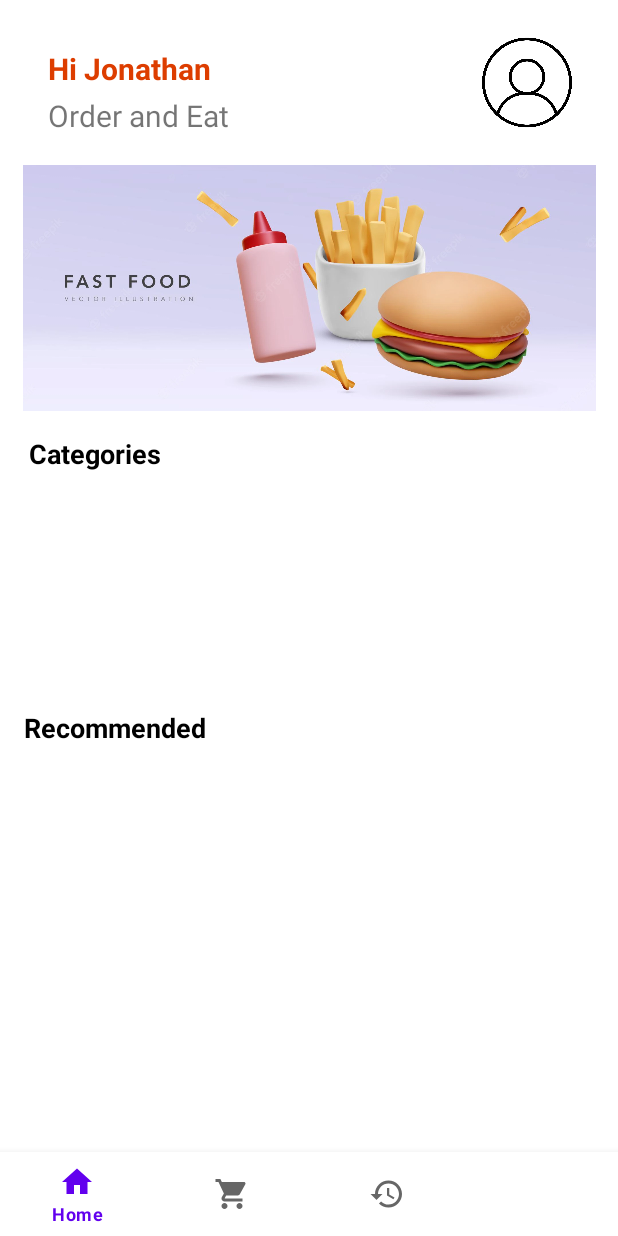
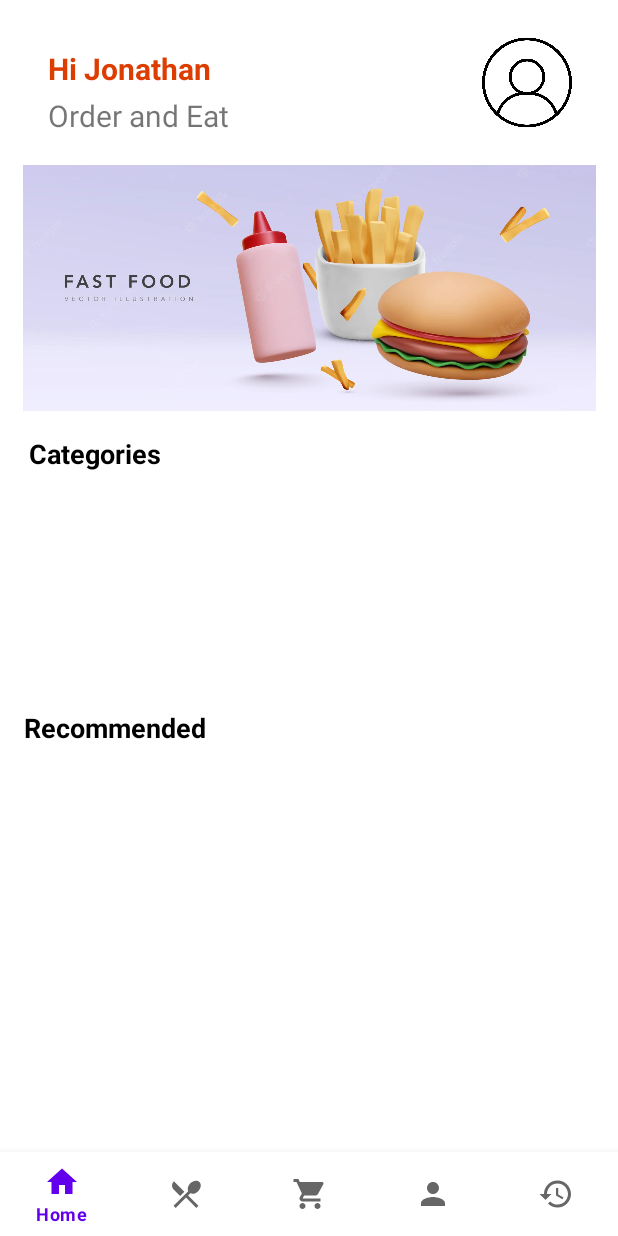
Before and after one commit to karanmeghani18/RestaurantApp-Android, an Android app: the fragment HomescreenFragment shown on its own in the app's theme, on a phone screen of 412 x 824 dp. Run offline under Robolectric (Android 15) with nearby library versions, the phone set to English and light mode, and no system bars.

Commit message:
Initial commit before update Created two fragments Menu & Profile Added few Icons in bottom navigation Removed Splash activity and added splash screen in mainActivity

```diff
--- /dev/null
+++ b/app/src/main/res/drawable/ic_profile.xml
@@ -0,0 +1,5 @@
+<vector android:height="24dp" android:tint="#000000"
+    android:viewportHeight="24" android:viewportWidth="24"
+    android:width="24dp" xmlns:android="http://schemas.android.com/apk/res/android">
+    <path android:fillColor="@android:color/white" android:pathData="M12,12c2.21,0 4,-1.79 4,-4s-1.79,-4 -4,-4 -4,1.79 -4,4 1.79,4 4,4zM12,14c-2.67,0 -8,1.34 -8,4v2h16v-2c0,-2.66 -5.33,-4 -8,-4z"/>
+</vector>
--- /dev/null
+++ b/app/src/main/res/drawable/ic_restaurant_menu.xml
@@ -0,0 +1,5 @@
+<vector android:height="24dp" android:tint="#000000"
+    android:viewportHeight="24" android:viewportWidth="24"
+    android:width="24dp" xmlns:android="http://schemas.android.com/apk/res/android">
+    <path android:fillColor="@android:color/white" android:pathData="M8.1,13.34l2.83,-2.83L3.91,3.5c-1.56,1.56 -1.56,4.09 0,5.66l4.19,4.18zM14.88,11.53c1.53,0.71 3.68,0.21 5.27,-1.38 1.91,-1.91 2.28,-4.65 0.81,-6.12 -1.46,-1.46 -4.2,-1.1 -6.12,0.81 -1.59,1.59 -2.09,3.74 -1.38,5.27L3.7,19.87l1.41,1.41L12,14.41l6.88,6.88 1.41,-1.41L13.41,13l1.47,-1.47z"/>
+</vector>
--- a/app/src/main/res/menu/bottom_menu_options.xml
+++ b/app/src/main/res/menu/bottom_menu_options.xml
@@ -7,16 +7,22 @@
         android:icon="@drawable/ic_home" />
 
     <item
+        android:title="Menu"
+        android:icon="@drawable/ic_restaurant_menu" />
+
+    <item
         android:id="@+id/CartFragment"
         android:title="Cart"
         android:icon="@drawable/ic_shopping_cart" />
+
+
+    <item
+        android:title="Profile"
+        android:icon="@drawable/ic_profile" />
 
     <item
         android:id="@+id/OrderHistoryFragment"
         android:title="OrderHistory"
         android:icon="@drawable/ic_history" />
-    <item
-        android:id="@+id/ReceiptScreenFragment"
-        android:title="Checkout" />
 
 </menu>
```
Also changed, not shown: app/src/main/AndroidManifest.xml (+1 -10 lines), app/src/main/java/com/example/projectg12/SplashActivity.kt (deleted, +0 -11 lines), app/src/main/java/com/example/projectg12/fragments/MenuFragment.kt (added, +60 -0 lines), app/src/main/java/com/example/projectg12/fragments/ProfileFragment.kt (added, +60 -0 lines), app/src/main/res/layout/activity_main.xml (+7 -2 lines), app/src/main/res/layout/activity_splash.xml (deleted, +0 -18 lines), app/src/main/res/layout/fragment_menu.xml (added, +14 -0 lines), app/src/main/res/layout/fragment_profile.xml (added, +14 -0 lines), 1 other file.
